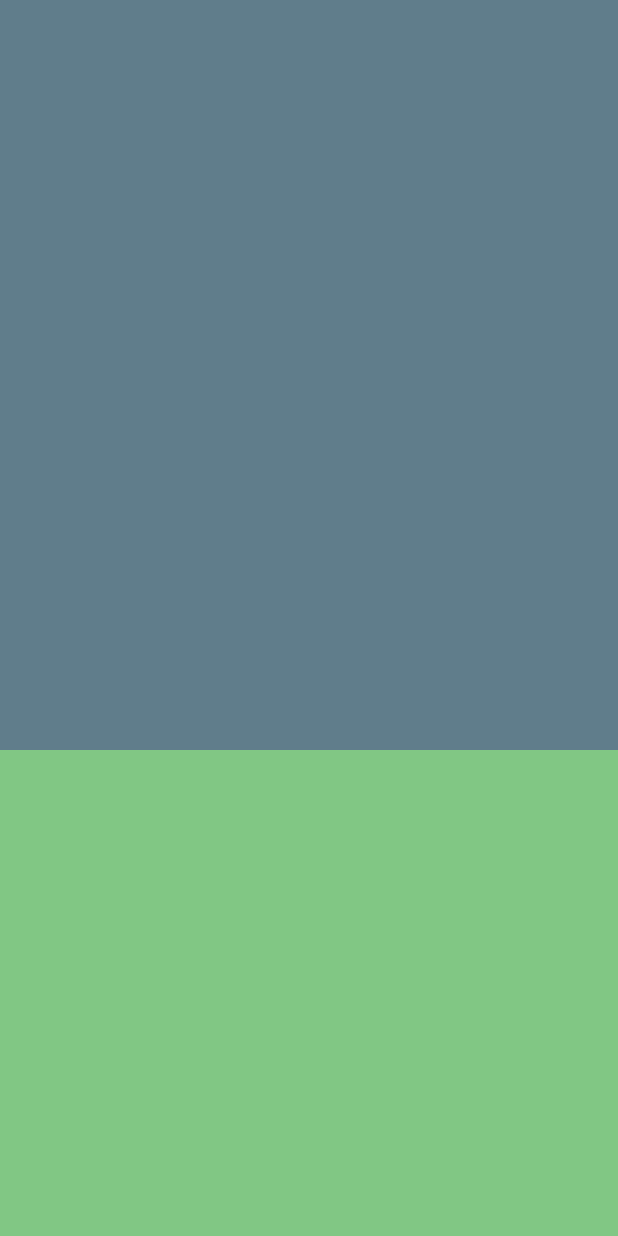
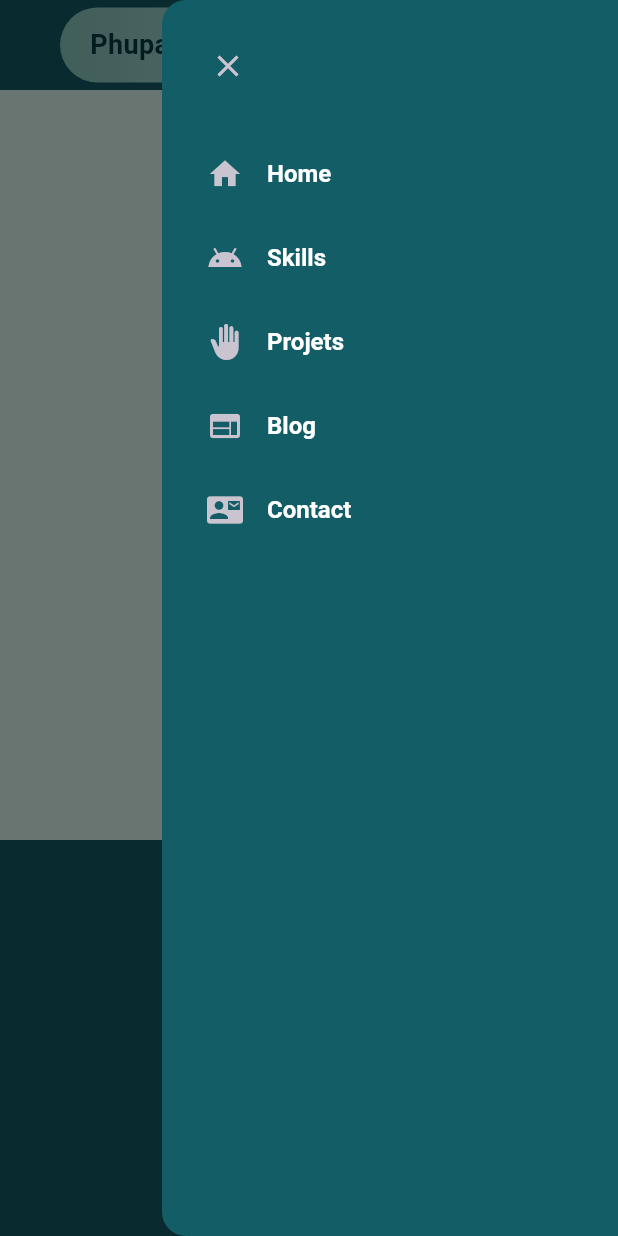
Before and after one commit to Epp-ppE/my-Portfolio, a Flutter app: the screen it shows after launch, with the side drawer open (before the commit the screen has no drawer), on a phone screen of 412 x 824 dp. Run offline on Flutter 3.47's test engine with Material 3 defaults, Android fonts, the phone set to English and light mode, and no system bars.

Commit message:
add header and responsive for mobile

```diff
--- /dev/null
+++ b/my_portfolio/lib/constants/colors.dart
@@ -0,0 +1,11 @@
+import 'dart:ui';
+
+class CustomColor {
+  static const Color primaryColor = Color(0xFFE3FEF7);
+  static const Color secondaryColor = Color(0xFF8CCDC6);
+  static const Color scaffoldBg = Color(0xFF135D66);
+  static const Color textColor1 = Color(0xFF1C1C1C);
+  static const Color textColor2 = Color(0xFF003C43);
+  static const Color white = Color(0xFFFFFFFF);
+
+}
--- /dev/null
+++ b/my_portfolio/lib/constants/nav_items.dart
@@ -0,0 +1,17 @@
+import 'package:flutter/material.dart';
+
+List<String> navTitles = [
+  'Home',
+  'Skills',
+  'Projets',
+  'Blog',
+  'Contact',
+];
+
+List<IconData> navIcons = [
+  Icons.home,
+  Icons.android_outlined,
+  Icons.back_hand,
+  Icons.web,
+  Icons.quick_contacts_mail,
+];
--- a/my_portfolio/lib/pages/home_page.dart
+++ b/my_portfolio/lib/pages/home_page.dart
@@ -1,4 +1,14 @@
+import 'package:flutter/cupertino.dart';
 import 'package:flutter/material.dart';
+import 'package:flutter/widgets.dart';
+import 'package:my_portfolio/constants/colors.dart';
+import 'package:my_portfolio/constants/nav_items.dart';
+import 'package:my_portfolio/styles/style.dart';
+import 'package:my_portfolio/widgets/drawer_mobile.dart';
+import 'package:my_portfolio/widgets/headerDesktop.dart';
+import 'package:my_portfolio/widgets/headerMobile.dart';
+import 'package:my_portfolio/widgets/site_logo.dart';
+
 
 class HomePage extends StatefulWidget {
   const HomePage({super.key});
@@ -8,24 +18,36 @@ class HomePage extends StatefulWidget {
 }
 
 class _HomePageState extends State<HomePage> {
+  final scaffoldKey = GlobalKey<ScaffoldState>();
   @override
   Widget build(BuildContext context) {
+    return LayoutBuilder(
+      builder: (context, constraints) {
         return Scaffold(
+          key: scaffoldKey,
+          endDrawer: constraints.maxWidth >= 690? null :const DrawerMobile(),
+          backgroundColor: CustomColor.scaffoldBg,
           body: ListView(
             scrollDirection: Axis.vertical,
             children: [
-          Container(
-            height: 500,
-            width: double.maxFinite,
-            color: Colors.blueGrey,
+              // Header
+              if(constraints.maxWidth >= 690)
+                const HeaderDesktop()
+              else HeaderMobile(
+                onLogoTap: () {},
+                onMenuTap: () {
+                  scaffoldKey.currentState?.openEndDrawer();
+                },
               ),
               Container(
                 height: 500,
                 width: double.maxFinite,
-            color: Colors.green[300],
+                color: CustomColor.primaryColor,
               ),
             ],
           ),
         );
       }
+    );
   }
+}
--- /dev/null
+++ b/my_portfolio/lib/styles/style.dart
@@ -0,0 +1,13 @@
+import 'package:flutter/material.dart';
+import 'package:flutter/widgets.dart';
+import 'package:my_portfolio/constants/colors.dart';
+
+BoxDecoration kHeaderDecoration =  BoxDecoration(
+                gradient: const LinearGradient(
+                  colors: [
+                    CustomColor.secondaryColor,
+                    CustomColor.primaryColor,
+                  ],
+                ),
+                borderRadius: BorderRadius.circular(100),
+              );
--- /dev/null
+++ b/my_portfolio/lib/widgets/drawer_mobile.dart
@@ -0,0 +1,41 @@
+import 'package:flutter/material.dart';
+import 'package:my_portfolio/constants/colors.dart';
+import 'package:my_portfolio/constants/nav_items.dart';
+
+class DrawerMobile extends StatelessWidget {
+  const DrawerMobile({super.key});
+
+  @override
+  Widget build(BuildContext context) {
+    return Drawer(
+        backgroundColor: CustomColor.scaffoldBg,
+        child: ListView(
+          children: [
+            Align(
+              alignment: Alignment.centerLeft,
+              child: Padding(
+                padding: const EdgeInsets.only(left:20, top:20, bottom: 20),
+                child: IconButton(onPressed: (){
+                  Navigator.of(context).pop();
+                },
+                icon: const Icon(Icons.close),),
+              ),
+            ),
+            for(int i=0; i<navIcons.length; i++)
+              ListTile(
+                contentPadding: const EdgeInsets.symmetric(horizontal: 30),
+                leading: Icon(navIcons[i]),
+                title: Text(navTitles[i]),
+                titleTextStyle: const TextStyle(
+                  color: CustomColor.white,
+                  fontWeight: FontWeight.w600,
+                  fontSize: 16,
+                ),
+                onTap: () {},
+              )
+
+          ]
+        ),
+      );
+  }
+}
--- /dev/null
+++ b/my_portfolio/lib/widgets/headerDesktop.dart
@@ -0,0 +1,45 @@
+import 'package:flutter/material.dart';
+import 'package:my_portfolio/constants/colors.dart';
+import 'package:my_portfolio/constants/nav_items.dart';
+import 'package:my_portfolio/styles/style.dart';
+import 'package:my_portfolio/widgets/site_logo.dart';
+
+class HeaderDesktop extends StatelessWidget {
+  const HeaderDesktop({super.key});
+
+  @override
+  Widget build(BuildContext context) {
+    return Container(
+            decoration: kHeaderDecoration,
+
+            height: 60,
+            width: double.maxFinite,
+            margin: const EdgeInsets.symmetric(horizontal: 10, vertical: 10),
+            child: Row(
+              children: [
+                // text: Phupa Denphatcharangkul color: textColor1
+                SiteLogo(
+                  onTap: () {},
+                ),
+
+                const Spacer(),
+                for (int i = 0; i < navTitles.length; i++)
+                  Padding(
+                    padding: const EdgeInsets.only(right: 20),
+                    child: TextButton(
+                    onPressed: () {},
+                    child: Text(
+                      navTitles[i],
+                      style: const TextStyle(
+                      color: CustomColor.textColor1,
+                      fontSize: 15,
+                      fontWeight: FontWeight.bold,
+                        ),
+                      ),
+                    ),
+                  ),
+              ],
+            ),
+          );
+  }
+}
--- /dev/null
+++ b/my_portfolio/lib/widgets/headerMobile.dart
@@ -0,0 +1,36 @@
+import 'package:flutter/material.dart';
+import 'package:my_portfolio/constants/colors.dart';
+import 'package:my_portfolio/styles/style.dart';
+import 'package:my_portfolio/widgets/site_logo.dart';
+
+class HeaderMobile extends StatelessWidget {
+  const HeaderMobile({super.key, this.onLogoTap, this.onMenuTap});
+  final VoidCallback? onLogoTap;
+  final VoidCallback? onMenuTap;
+
+  @override
+  Widget build(BuildContext context) {
+    return Container(
+            decoration: kHeaderDecoration,
+            height: 50,
+            width: double.maxFinite,
+            margin: const EdgeInsets.fromLTRB(40, 5, 20, 5),
+            child: Row(
+              children: [
+                SiteLogo(
+                  onTap: onLogoTap,
+                ),
+                const Spacer(),
+                IconButton(
+                  onPressed: onMenuTap,
+                  icon: const Icon(Icons.menu),
+                  color: CustomColor.scaffoldBg,
+                  iconSize: 30,
+                  padding: const EdgeInsets.symmetric(horizontal: 20),
+                ),
+                const SizedBox(width: 15),
+              ]
+            ),
+          );
+  }
+}
--- /dev/null
+++ b/my_portfolio/lib/widgets/site_logo.dart
@@ -0,0 +1,26 @@
+import 'package:flutter/material.dart';
+import 'package:my_portfolio/constants/colors.dart';
+
+class SiteLogo extends StatelessWidget {
+  const SiteLogo({super.key, this.onTap});
+  final VoidCallback? onTap;
+
+  @override
+  Widget build(BuildContext context) {
+    return  GestureDetector(
+              onTap: () {},
+              child: const Padding(
+                padding: EdgeInsets.only(left: 20), // Example padding, adjust as needed
+                child: Text(
+                  "Phupa Denphatcharangkul",
+                  style: TextStyle(
+                    color: CustomColor.textColor2,
+                    fontSize: 18,
+                    fontWeight: FontWeight.bold,
+          // decoration: TextDecoration.underline,
+                  ),
+                ),
+              ),
+            );
+  }
+}
```
Lines whose indentation alone changed are shown as unchanged.
